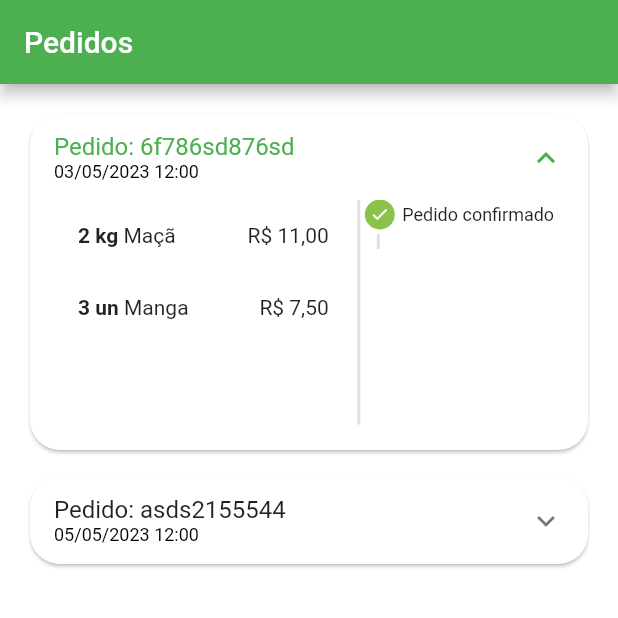
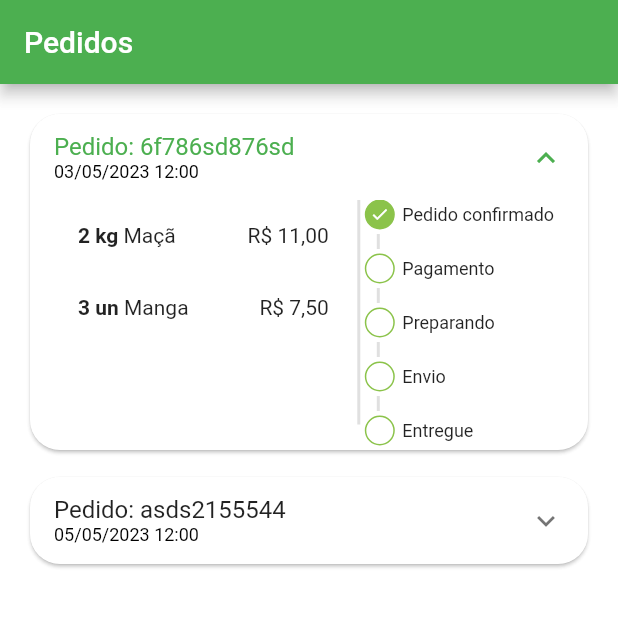
Before and after one commit to thomasbalmant/appQuitanda, a Flutter app: the OrdersTab screen opened directly, after a tap on an icon or button, on a phone screen of 412 x 824 dp, the top half of it. Run offline on Flutter 3.47's test engine with Material 2 defaults, Android fonts, the phone set to English and light mode, and no system bars; our stand-ins replace animated_text_kit, badges, mask_text_input_formatter, qr_flutter.

Commit message:
order status done

```diff
--- a/lib/src/pages/orders/components/order_status.dart
+++ b/lib/src/pages/orders/components/order_status.dart
@@ -41,8 +41,28 @@ class OrderStatusWidget extends StatelessWidget {
         ] else if (isOverdue) ...[
           const _StatusDot(
             isActive: true,
-            title: 'Pagemento Pix vencido',
+            title: 'Pagamento Pix vencido',
             backgroundColor: Colors.red,
+          ),
+        ] else ...[
+          _StatusDot(
+            isActive: currentStatus >= 2,
+            title: 'Pagamento',
+          ),
+          const _CustomDivider(),
+          _StatusDot(
+            isActive: currentStatus >= 3,
+            title: 'Preparando',
+          ),
+          const _CustomDivider(),
+          _StatusDot(
+            isActive: currentStatus >= 4,
+            title: 'Envio',
+          ),
+          const _CustomDivider(),
+          _StatusDot(
+            isActive: currentStatus == 5,
+            title: 'Entregue',
           ),
         ]
       ],
```
